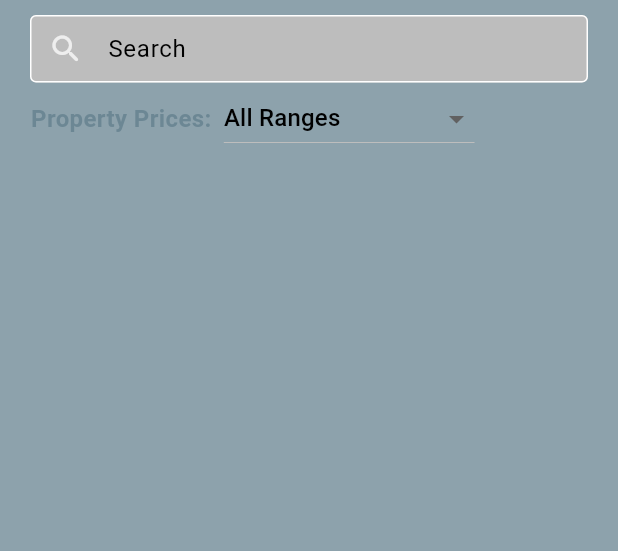
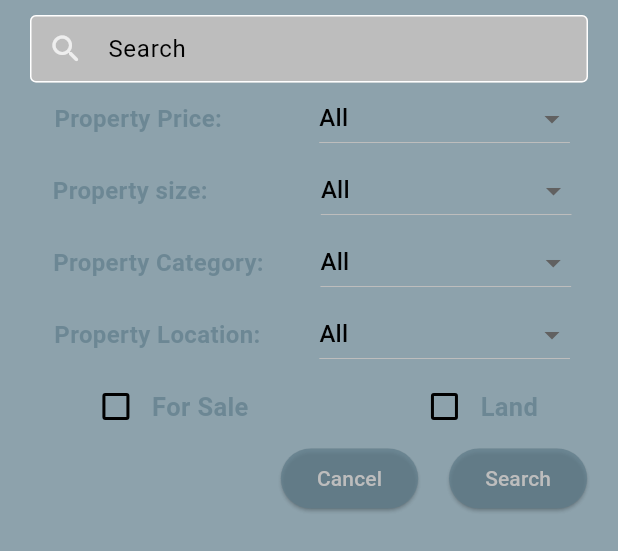
Before and after one commit to ad-ng/tura_app, a Flutter app: the MyFilter widget shown alone on an empty page, opened directly, on a phone screen of 412 x 824 dp. Shown: the top 551 px of the screen. Run offline on Flutter 3.47's test engine with Material 3 defaults, Android fonts, the phone set to English and light mode, and no system bars; our stand-ins replace carousel_slider, dio, flutter_bloc, flutter_widget_from_html, popover, salomon_bottom_bar and 2 more; missing offline and left inert: graphview; accounts and stored records are empty; network calls fail.

Commit message:
updating filters

```diff
--- a/lib/features/home/presentaion/widgets/myFilter.dart
+++ b/lib/features/home/presentaion/widgets/myFilter.dart
@@ -1,5 +1,6 @@
 import 'package:flutter/material.dart';
 import 'package:tura_app/features/guide/presention/widgets/mySearch.dart';
+import 'package:tura_app/features/home/presentaion/widgets/myFilter.row.dart';
 
 class MyFilter extends StatefulWidget {
   MyFilter({super.key});
@@ -13,12 +14,12 @@ class _MyFilterState extends State<MyFilter> {
 
   final priceRanges = [
     DropdownMenuItem(
-      child: Text('All Ranges'),
-      value: 'All Ranges',
+      child: Text('All'),
+      value: 'All',
     ),
     DropdownMenuItem(
       child: Text('Under RWF 50 M'),
-      value: '[0,50]',
+      value: 'one',
     ),
     DropdownMenuItem(
       child: Text('RWF 50 M -  100 M'),
@@ -34,33 +35,122 @@ class _MyFilterState extends State<MyFilter> {
     )
   ];
 
-  String? dropDownValue = 'All Ranges'; // Set default value to 'one'
+  String? dropDownValue = 'All'; // Set default value to 'All'
+
+  bool isForSale = false;
+  bool isLand = false;
 
   @override
   Widget build(BuildContext context) {
     return Column(
       children: [
         Mysearch(textEditingController: textEditingController),
+        MyFilterRow(
+          dropDownTitle: 'Property Price:      ',
+          firstDropDown: 'All',
+          itemRanges: priceRanges,
+          onChanged: (String? newValue) {
+            setState(() {
+              dropDownValue = newValue;
+            });
+          },
+        ),
+        MyFilterRow(
+          dropDownTitle: 'Property size:         ',
+          firstDropDown: 'All',
+          itemRanges: priceRanges,
+          onChanged: (String? newValue) {
+            setState(() {
+              dropDownValue = newValue;
+            });
+          },
+        ),
+        MyFilterRow(
+          dropDownTitle: 'Property Category:',
+          firstDropDown: 'All',
+          itemRanges: priceRanges,
+          onChanged: (String? newValue) {
+            setState(() {
+              dropDownValue = newValue;
+            });
+          },
+        ),
+        MyFilterRow(
+          dropDownTitle: 'Property Location:',
+          firstDropDown: 'All',
+          itemRanges: priceRanges,
+          onChanged: (String? newValue) {
+            setState(() {
+              dropDownValue = newValue;
+            });
+          },
+        ),
         Row(
+          mainAxisAlignment: MainAxisAlignment.spaceAround,
           children: [
-            SizedBox(width: MediaQuery.of(context).size.width * 0.05),
-            Text(
-              'Property Prices:',
-              style: TextStyle(
-                  fontSize: 16,
-                  fontWeight: FontWeight.bold,
-                  color: Theme.of(context).colorScheme.surface),
+            Row(
+              children: [
+                Checkbox.adaptive(
+                  activeColor: Colors.blueAccent,
+                  value: isForSale,
+                  onChanged: (value) {
+                    setState(() {
+                      isForSale = value!;
+                    });
+                  },
+                ),
+                Text(
+                  'For Sale',
+                  style: TextStyle(
+                    fontSize: 17,
+                    fontWeight: FontWeight.bold,
+                    color: Theme.of(context).colorScheme.surface,
+                  ),
+                )
+              ],
             ),
-            SizedBox(width: MediaQuery.of(context).size.width * 0.02),
-            DropdownButton<String>(
-              items: priceRanges,
-              value: dropDownValue, // Use the valid dropDownValue here
-              onChanged: (String? newValue) {
-                setState(() {
-                  dropDownValue = newValue;
-                });
+            Row(
+              children: [
+                Checkbox.adaptive(
+                  activeColor: Colors.blueAccent,
+                  value: isLand,
+                  onChanged: (value) {
+                    setState(() {
+                      isLand = value!;
+                    });
+                  },
+                ),
+                Text(
+                  'Land',
+                  style: TextStyle(
+                    fontSize: 17,
+                    fontWeight: FontWeight.bold,
+                    color: Theme.of(context).colorScheme.surface,
+                  ),
+                )
+              ],
+            ),
+          ],
+        ),
+        Row(
+          mainAxisAlignment: MainAxisAlignment.end,
+          children: [
+            ElevatedButton(
+              onPressed: () {
+                Navigator.pop(context);
               },
+              child: Text('Cancel'),
             ),
+            SizedBox(
+              width: MediaQuery.of(context).size.width * 0.05,
+            ),
+            ElevatedButton(
+              onPressed: () {},
+              child: Text('Search'),
+            ),
+            SizedBox(
+              width: MediaQuery.of(context).size.width * 0.05,
+            )
           ],
         )
       ],
--- a/lib/features/home/presentaion/widgets/myFilter.row.dart
+++ b/lib/features/home/presentaion/widgets/myFilter.row.dart
@@ -23,6 +23,7 @@ class _MyFilterRowState extends State<MyFilterRow> {
   @override
   Widget build(BuildContext context) {
     return Row(
+      mainAxisAlignment: MainAxisAlignment.spaceBetween,
       children: [
         SizedBox(width: MediaQuery.of(context).size.width * 0.05),
         Text(
@@ -34,9 +35,11 @@ class _MyFilterRowState extends State<MyFilterRow> {
         ),
         SizedBox(width: MediaQuery.of(context).size.width * 0.02),
         DropdownButton<String>(
-            items: widget.itemRanges,
-            value: widget.firstDropDown, // Use the valid dropDownValue here
-            onChanged: widget.onChanged),
+          items: widget.itemRanges,
+          value: widget.firstDropDown, // Use the valid dropDownValue here
+          onChanged: widget.onChanged,
+        ),
+        SizedBox(width: MediaQuery.of(context).size.width * 0.04)
       ],
     );
   }
--- a/lib/features/home/presentaion/widgets/myappbar.dart
+++ b/lib/features/home/presentaion/widgets/myappbar.dart
@@ -39,8 +39,9 @@ class myappbar extends StatelessWidget {
             children: [
               IconButton(
                 onPressed: () => showPopover(
+                  barrierDismissible: false,
                   context: context,
-                  height: MediaQuery.of(context).size.height * 0.3,
+                  height: MediaQuery.of(context).size.height * 0.45,
                   width: MediaQuery.of(context).size.width * 0.9,
                   direction: PopoverDirection.top,
                   bodyBuilder: (context) {
```
